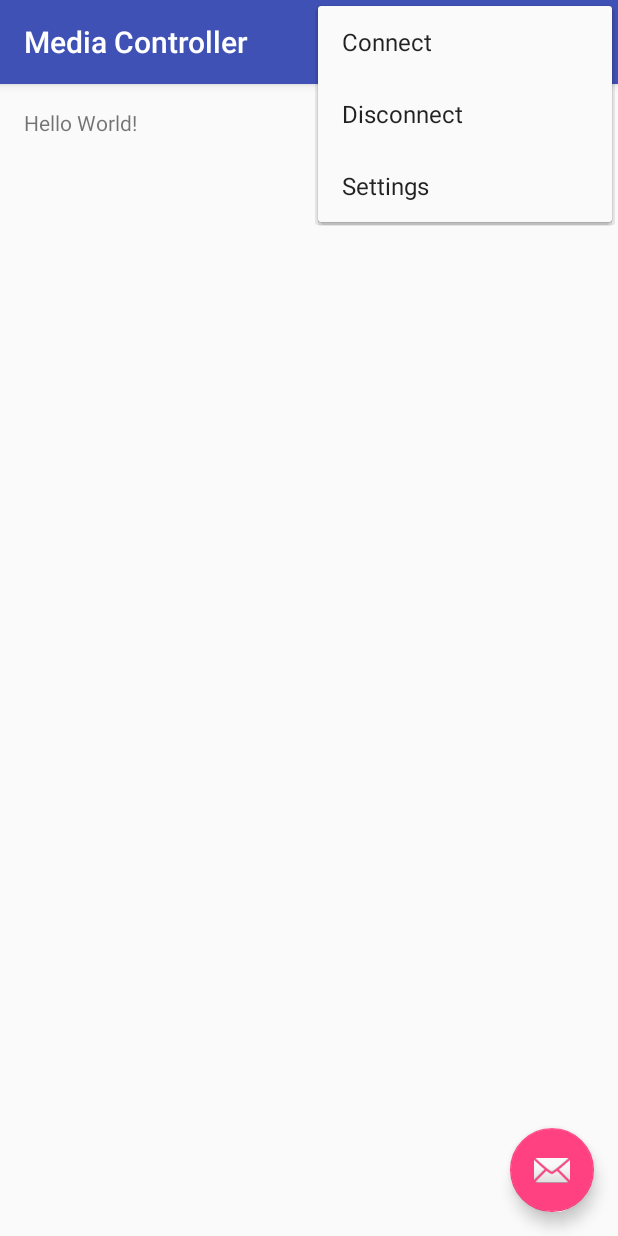
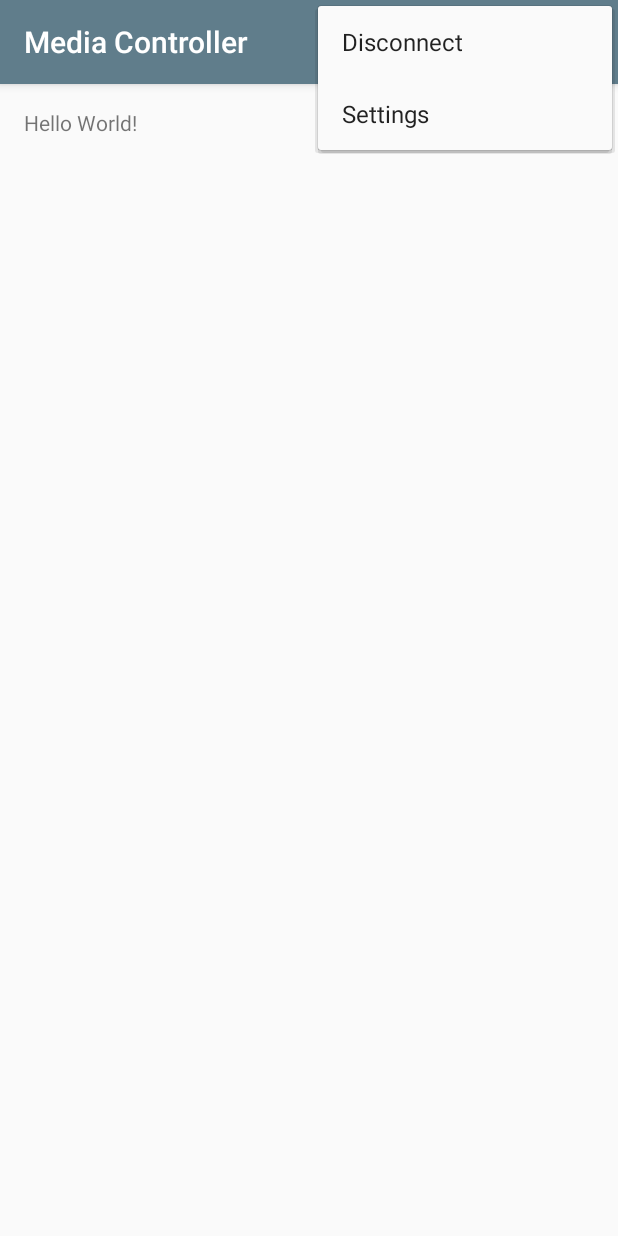
Before and after one commit to s-d/set09118_coursework, an Android app: the screen it shows after launch (MainActivity), with the options menu open, on a phone screen of 412 x 824 dp. Run offline under Robolectric (Android 15) with nearby library versions, the light colour scheme and no system bars.

Commit message:
Updated color pallets changed menu overflow

```diff
--- a/ANDROID/MediaController/app/src/main/res/layout/activity_main.xml
+++ b/ANDROID/MediaController/app/src/main/res/layout/activity_main.xml
@@ -1,6 +1,5 @@
 <?xml version="1.0" encoding="utf-8"?>
-<android.support.design.widget.CoordinatorLayout
-    xmlns:android="http://schemas.android.com/apk/res/android"
+<android.support.design.widget.CoordinatorLayout xmlns:android="http://schemas.android.com/apk/res/android"
     xmlns:app="http://schemas.android.com/apk/res-auto"
     xmlns:tools="http://schemas.android.com/tools"
     android:layout_width="match_parent"
@@ -24,12 +23,4 @@
 
     <include layout="@layout/content_main" />
 
-    <android.support.design.widget.FloatingActionButton
-        android:id="@+id/fab"
-        android:layout_width="wrap_content"
-        android:layout_height="wrap_content"
-        android:layout_gravity="bottom|end"
-        android:layout_margin="@dimen/fab_margin"
-        android:src="@android:drawable/ic_dialog_email" />
-
 </android.support.design.widget.CoordinatorLayout>
--- a/ANDROID/MediaController/app/src/main/res/menu/menu_main.xml
+++ b/ANDROID/MediaController/app/src/main/res/menu/menu_main.xml
@@ -6,7 +6,7 @@
         android:id="@+id/action_connect"
         android:orderInCategory="0"
         android:title="@string/action_connect"
-        app:showAsAction="never" />
+        app:showAsAction="ifRoom" />
     <item
         android:id="@+id/action_disconnect"
         android:orderInCategory="1"
--- a/ANDROID/MediaController/app/src/main/res/values/colors.xml
+++ b/ANDROID/MediaController/app/src/main/res/values/colors.xml
@@ -1,6 +1,11 @@
 <?xml version="1.0" encoding="utf-8"?>
 <resources>
-    <color name="colorPrimary">#3F51B5</color>
-    <color name="colorPrimaryDark">#303F9F</color>
-    <color name="colorAccent">#FF4081</color>
+    <color name="colorPrimary">#607D8B</color>
+    <color name="colorPrimaryDark">#455A64</color>
+    <color name="colorPrimaryLight">#CFD8DC</color>
+    <color name="colorAccent">#03A9F4</color>
+    <color name="colorPrimaryText">#212121</color>
+    <color name="colorSecondaryText">#727272</color>
+    <color name="colorIcons">#FFFFFF</color>
+    <color name="colorDivider">#B6B6B6</color>
 </resources>
```
Also changed, not shown: ANDROID/MediaController/app/src/main/java/uk/co/sam/mediacontroller/MainActivity.java (+8 -14 lines).
